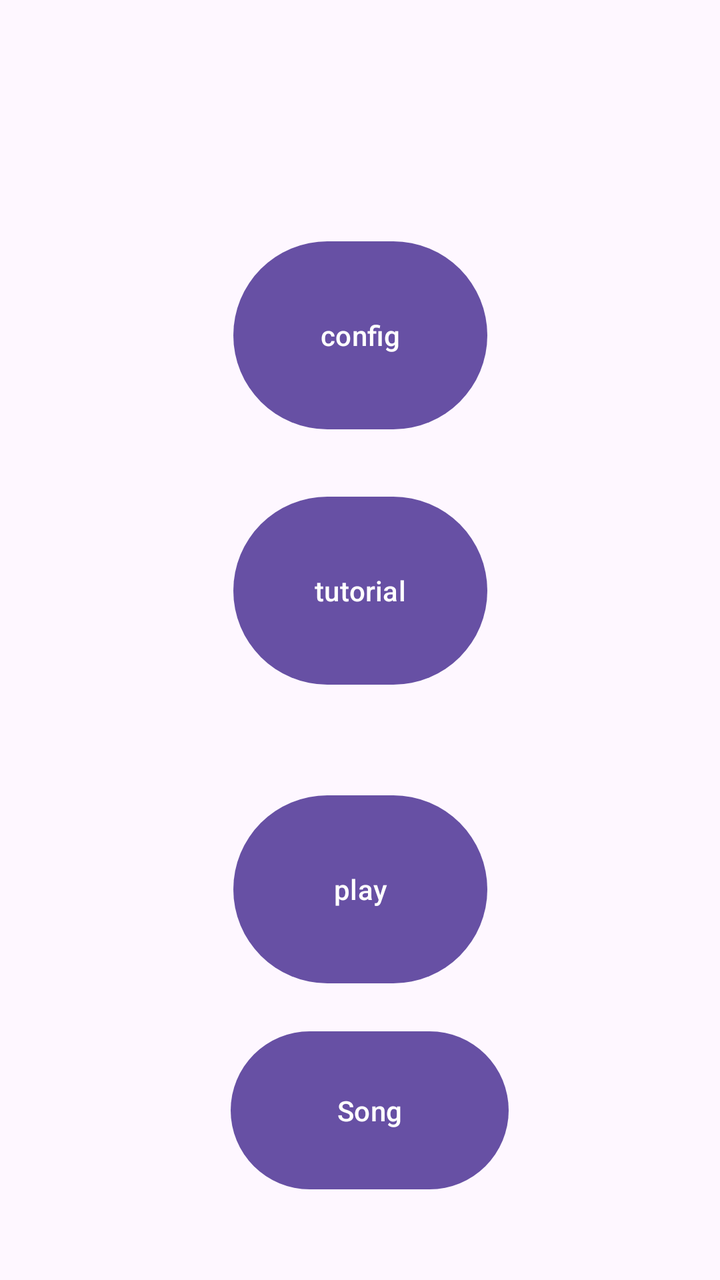
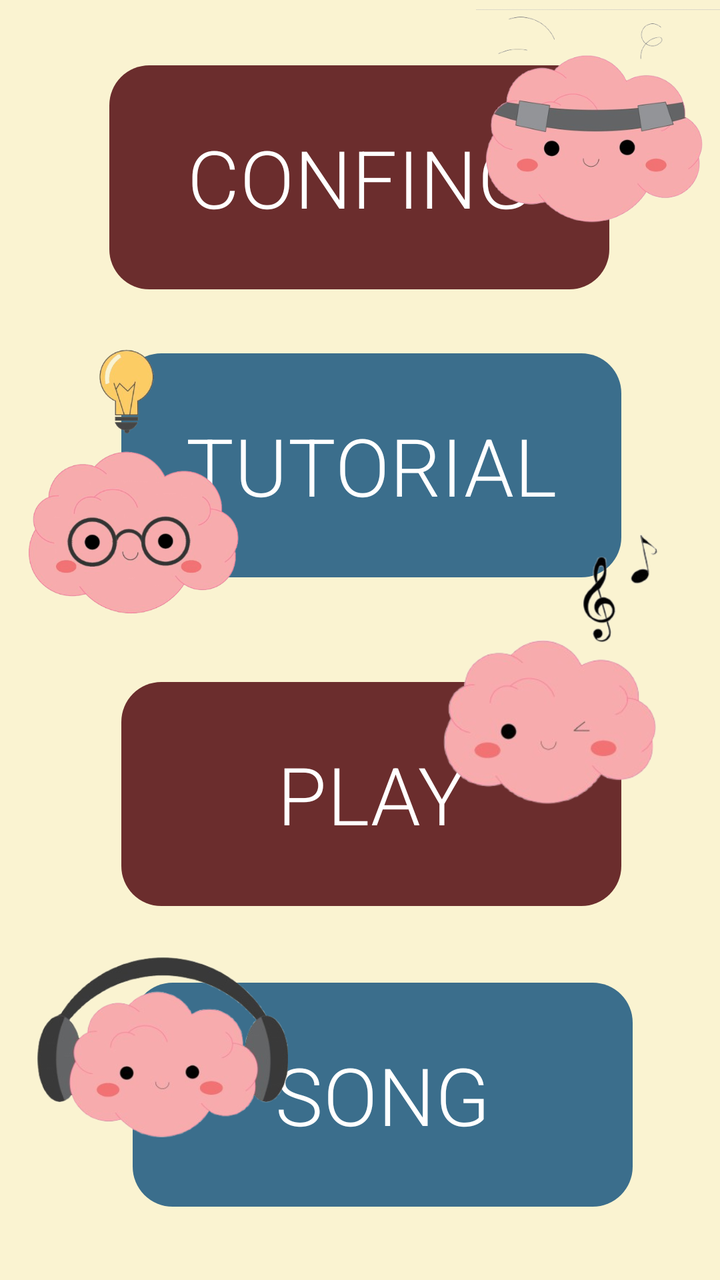

Before-and-after screenshots of an Android layout around one commit, followed by the original layout XML and the change that was made.
<!-- AndroidManifest.xml: application theme Theme.MyApplication -->
<!-- res/layout/activity_main.xml -->
<?xml version="1.0" encoding="utf-8"?>
<androidx.constraintlayout.widget.ConstraintLayout xmlns:android="http://schemas.android.com/apk/res/android"
    xmlns:app="http://schemas.android.com/apk/res-auto"
    xmlns:tools="http://schemas.android.com/tools"
    android:id="@+id/main"
    android:layout_width="match_parent"
    android:layout_height="match_parent"
    tools:context=".MainActivity">

    <Button
        android:id="@+id/playBtn"
        android:layout_width="127dp"
        android:layout_height="102dp"
        android:text="play"
        app:layout_constraintBottom_toBottomOf="parent"
        app:layout_constraintEnd_toEndOf="parent"
        app:layout_constraintStart_toStartOf="parent"
        app:layout_constraintTop_toTopOf="parent"
        app:layout_constraintVertical_bias="0.732" />

    <Button
        android:id="@+id/tutorialBtn"
        android:layout_width="127dp"
        android:layout_height="102dp"
        android:text="tutorial"
        app:layout_constraintBottom_toBottomOf="parent"
        app:layout_constraintEnd_toEndOf="parent"
        app:layout_constraintStart_toStartOf="parent"
        app:layout_constraintTop_toTopOf="parent"
        app:layout_constraintVertical_bias="0.454" />

    <Button
        android:id="@+id/configBtn"
        android:layout_width="127dp"
        android:layout_height="102dp"
        android:text="config"
        app:layout_constraintBottom_toBottomOf="parent"
        app:layout_constraintEnd_toEndOf="parent"
        app:layout_constraintStart_toStartOf="parent"
        app:layout_constraintTop_toTopOf="parent"
        app:layout_constraintVertical_bias="0.217" />

    <Button
        android:id="@+id/songBtn"
        android:layout_width="139dp"
        android:layout_height="87dp"
        android:text="Song"
        app:layout_constraintBottom_toBottomOf="parent"
        app:layout_constraintEnd_toEndOf="parent"
        app:layout_constraintHorizontal_bias="0.522"
        app:layout_constraintStart_toStartOf="parent"
        app:layout_constraintTop_toTopOf="parent"
        app:layout_constraintVertical_bias="0.925" />

</androidx.constraintlayout.widget.ConstraintLayout>
<!-- resources referenced by this layout -->
<resources>
  <style name="Theme.MyApplication" parent="Base.Theme.MyApplication" />
  <style name="Base.Theme.MyApplication" parent="Theme.Material3.DayNight.NoActionBar">
          
          
      </style>
</resources>

<!-- the commit's change to res/layout/activity_main.xml (unified diff, before → after) -->
@@ -5,51 +5,124 @@
     android:id="@+id/main"
     android:layout_width="match_parent"
     android:layout_height="match_parent"
-    tools:context=".MainActivity">
+    tools:context=".MainActivity"
+    android:background="#FAF3D1">
+
 
     <Button
         android:id="@+id/playBtn"
-        android:layout_width="127dp"
-        android:layout_height="102dp"
-        android:text="play"
+        android:layout_width="250dp"
+        android:layout_height="120dp"
+        android:fontFamily="sans-serif-light"
+        android:text="PLAY"
+        android:textSize="40sp"
+        app:backgroundTint="#6B2D2D"
+        app:cornerRadius="20dp"
         app:layout_constraintBottom_toBottomOf="parent"
         app:layout_constraintEnd_toEndOf="parent"
+        app:layout_constraintHorizontal_bias="0.552"
         app:layout_constraintStart_toStartOf="parent"
         app:layout_constraintTop_toTopOf="parent"
-        app:layout_constraintVertical_bias="0.732" />
+        app:layout_constraintVertical_bias="0.648" />
 
     <Button
         android:id="@+id/tutorialBtn"
-        android:layout_width="127dp"
-        android:layout_height="102dp"
-        android:text="tutorial"
+        android:layout_width="250dp"
+        android:layout_height="120dp"
+        android:fontFamily="sans-serif-light"
+        android:text="TUTORIAL"
+        android:textSize="40sp"
+        app:backgroundTint="#3B6E8C"
+        app:cornerRadius="20dp"
         app:layout_constraintBottom_toBottomOf="parent"
         app:layout_constraintEnd_toEndOf="parent"
+        app:layout_constraintHorizontal_bias="0.552"
         app:layout_constraintStart_toStartOf="parent"
         app:layout_constraintTop_toTopOf="parent"
-        app:layout_constraintVertical_bias="0.454" />
+        app:layout_constraintVertical_bias="0.332" />
+
+    <ImageView
+        android:id="@+id/logoImageView1"
+        android:layout_width="107dp"
+        android:layout_height="137dp"
+        android:scaleType="centerCrop"
+        android:src="@drawable/mozgtuto_"
+        app:layout_constraintBottom_toBottomOf="parent"
+        app:layout_constraintEnd_toEndOf="parent"
+        app:layout_constraintHorizontal_bias="0.052"
+        app:layout_constraintStart_toStartOf="parent"
+        app:layout_constraintTop_toTopOf="parent"
+        app:layout_constraintVertical_bias="0.341" />
 
     <Button
         android:id="@+id/configBtn"
-        android:layout_width="127dp"
-        android:layout_height="102dp"
-        android:text="config"
+        android:layout_width="250dp"
+        android:layout_height="120dp"
+        android:fontFamily="sans-serif-light"
+        android:text="CONFING"
+        android:textSize="40sp"
+        app:backgroundTint="#6B2D2D"
+        app:cornerRadius="20dp"
         app:layout_constraintBottom_toBottomOf="parent"
         app:layout_constraintEnd_toEndOf="parent"
+        app:layout_constraintHorizontal_bias="0.496"
         app:layout_constraintStart_toStartOf="parent"
         app:layout_constraintTop_toTopOf="parent"
-        app:layout_constraintVertical_bias="0.217" />
+        app:layout_constraintVertical_bias="0.055" />
+
+
+    <ImageView
+        android:id="@+id/logoImageView2"
+        android:layout_width="142dp"
+        android:layout_height="179dp"
+        android:scaleType="centerCrop"
+        android:src="@drawable/mozgmusic"
+        app:layout_constraintBottom_toBottomOf="parent"
+        app:layout_constraintEnd_toEndOf="parent"
+        app:layout_constraintHorizontal_bias="0.94"
+        app:layout_constraintStart_toStartOf="parent"
+        app:layout_constraintTop_toTopOf="parent"
+        app:layout_constraintVertical_bias="0.528" />
+
+    <ImageView
+        android:id="@+id/logoImageView3"
+        android:layout_width="122dp"
+        android:layout_height="117dp"
+        android:scaleType="centerCrop"
+        android:src="@drawable/mozgkonf"
+        app:layout_constraintBottom_toBottomOf="parent"
+        app:layout_constraintEnd_toEndOf="parent"
+        app:layout_constraintHorizontal_bias="1.0"
+        app:layout_constraintStart_toStartOf="parent"
+        app:layout_constraintTop_toTopOf="parent"
+        app:layout_constraintVertical_bias="0.0" />
 
     <Button
         android:id="@+id/songBtn"
-        android:layout_width="139dp"
-        android:layout_height="87dp"
-        android:text="Song"
+        android:layout_width="250dp"
+        android:layout_height="120dp"
+        android:fontFamily="sans-serif-light"
+        android:text="SONG"
+        android:textSize="40sp"
+        app:backgroundTint="#3B6E8C"
+        app:cornerRadius="20dp"
         app:layout_constraintBottom_toBottomOf="parent"
         app:layout_constraintEnd_toEndOf="parent"
-        app:layout_constraintHorizontal_bias="0.522"
+        app:layout_constraintHorizontal_bias="0.602"
         app:layout_constraintStart_toStartOf="parent"
         app:layout_constraintTop_toTopOf="parent"
-        app:layout_constraintVertical_bias="0.925" />
+        app:layout_constraintVertical_bias="0.937" />
 
+    <ImageView
+        android:id="@+id/logoImageView4"
+        android:layout_width="131dp"
+        android:layout_height="151dp"
+        android:scaleType="centerCrop"
+        android:src="@drawable/mozgsong"
+        app:layout_constraintBottom_toBottomOf="parent"
+        app:layout_constraintEnd_toEndOf="parent"
+        app:layout_constraintHorizontal_bias="0.057"
+        app:layout_constraintStart_toStartOf="parent"
+        app:layout_constraintTop_toTopOf="parent"
+        app:layout_constraintVertical_bias="0.912" />
 </androidx.constraintlayout.widget.ConstraintLayout>
<!-- resource entries referenced after the edit -->
@@ -1,5 +1,9 @@
 <!-- resources referenced by this layout -->
 <resources>
+  <!-- drawable mozgkonf: png bitmap (drawable, 98919 bytes) -->
+  <!-- drawable mozgmusic: png bitmap (drawable, 56845 bytes) -->
+  <!-- drawable mozgsong: png bitmap (drawable, 76676 bytes) -->
+  <!-- drawable mozgtuto_: png bitmap (drawable, 140628 bytes) -->
   <style name="Theme.MyApplication" parent="Base.Theme.MyApplication" />
   <style name="Base.Theme.MyApplication" parent="Theme.Material3.DayNight.NoActionBar">
           
